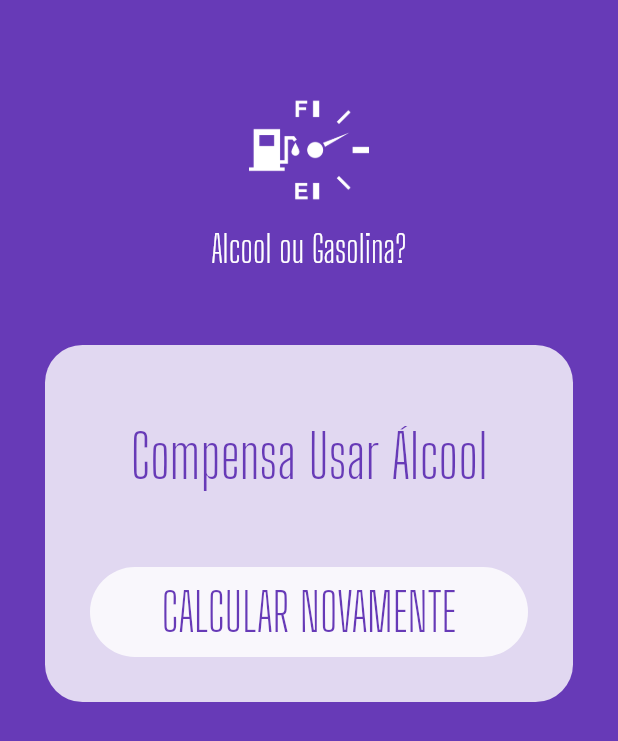
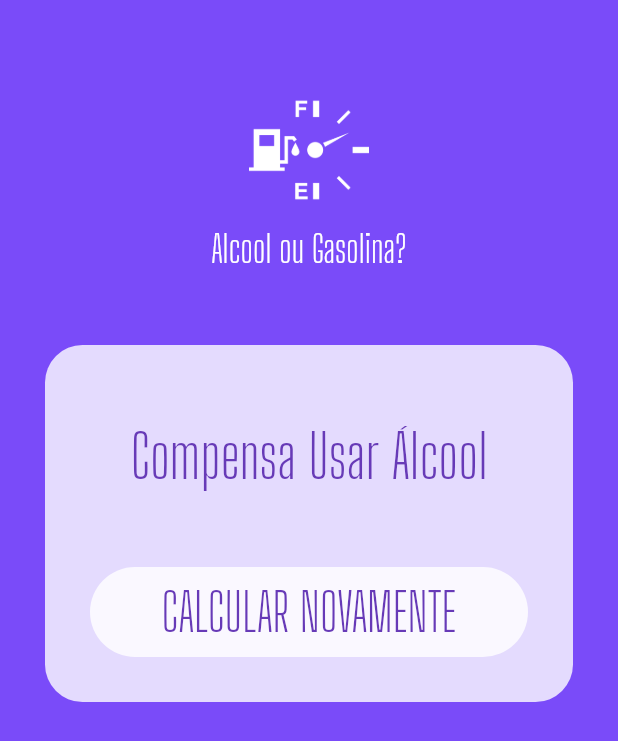
Before and after one commit to icarosolon/aog-started, a Flutter app: the screen it shows after launch, after a tap on "CALCULAR", on a phone screen of 412 x 824 dp. Shown: the top 741 px of the screen. Run offline on Flutter 3.47's test engine with Material 2 defaults, Android fonts, the phone set to English and light mode, and no system bars; our stand-ins replace flutter_masked_text.

Commit message:
Animações ao clicar em calcular

```diff
--- a/lib/pages/home.page.dart
+++ b/lib/pages/home.page.dart
@@ -10,6 +10,7 @@ class HomePage extends StatefulWidget {
 }
 
 class _HomePageState extends State<HomePage> {
+  Color _color = Colors.deepPurple;
   var _gasController = MoneyMaskedTextController();
   var _alcController = MoneyMaskedTextController();
   var _busy = false;
@@ -20,7 +21,12 @@ class _HomePageState extends State<HomePage> {
   Widget build(BuildContext context) {
     return Scaffold(
       backgroundColor: Theme.of(context).primaryColor,
-      body: ListView(
+      body: AnimatedContainer(
+        duration: Duration(
+          milliseconds: 1200,
+        ),
+        color: _color,
+        child: ListView(
           children: <Widget>[
             Logo(),
             _completed
@@ -36,21 +42,23 @@ class _HomePageState extends State<HomePage> {
                   ),
           ],
         ),
+      ),
     );
   }
 
   Future calculate() {
+    _color = Colors.deepPurpleAccent;
     double alc =
         double.parse(_alcController.text.replaceAll(new RegExp(r'[,.]'), '')) /
             100;
     double gas =
         double.parse(_gasController.text.replaceAll(new RegExp(r'[,.]'), '')) /
             100;
+    double res = alc / gas;
     setState(() {
       _completed = false;
       _busy = true;
     });
-    double res = alc / gas;
 
     return new Future.delayed(
         const Duration(seconds: 1),
@@ -69,6 +77,7 @@ class _HomePageState extends State<HomePage> {
 
   reset() {
     setState(() {
+      _color = Theme.of(context).primaryColor;
       _alcController = new MoneyMaskedTextController();
       _gasController = new MoneyMaskedTextController();
       _completed = false;
```
Lines whose indentation alone changed are shown as unchanged.
